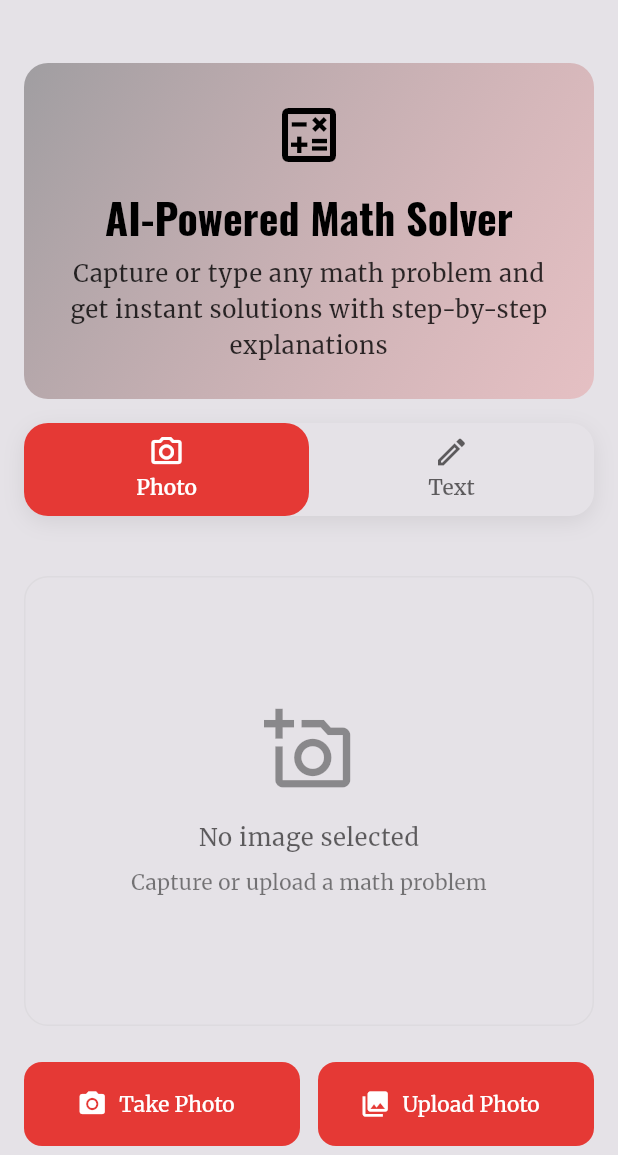
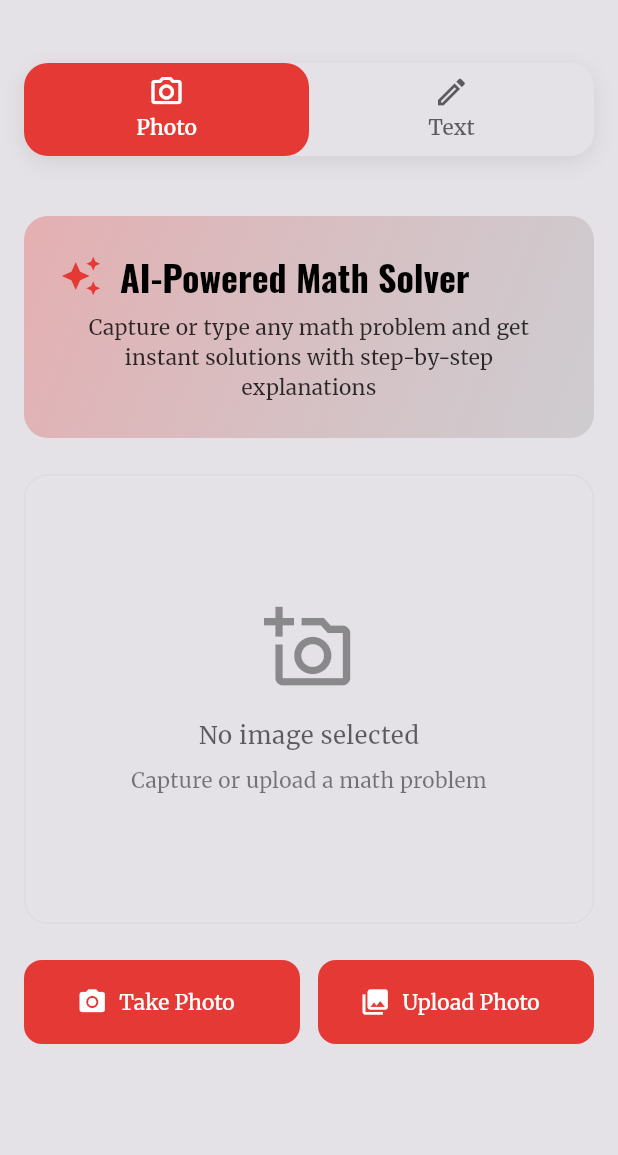
Before and after one commit to jeankpoti/Flutter-Starter-Template, a Flutter app: the HomePage screen opened directly, on a phone screen of 412 x 824 dp, the part 81-1236 px from its top. Run offline on Flutter 3.47's test engine with Material 3 defaults, Android fonts, the phone set to English and light mode, and no system bars; our stand-ins replace cloud_firestore, equatable, firebase_ai, firebase_auth, firebase_core, firebase_storage and 13 more; missing offline and left inert: flutter_math_fork, purchases_flutter, purchases_ui_flutter; accounts and stored records are empty.

Commit message:
Move home page tab bar to the top and improve header section

```diff
--- a/lib/features/solve_math/presentation/home_page.dart
+++ b/lib/features/solve_math/presentation/home_page.dart
@@ -252,19 +252,39 @@ class _HomePageState extends State<HomePage>
         child: SafeArea(
           child: BlocBuilder<SolveMathCubit, SolveMathState>(
             builder: (context, state) {
-              return CustomScrollView(
-                slivers: [
-                  // Header Section
-                  SliverToBoxAdapter(
-                    child: Container(
-                      margin: const EdgeInsets.all(_spacing4),
+              return Column(
+                children: [
+                  // Tab Bar at the top
+                  Container(
+                    padding: const EdgeInsets.only(
+                      left: _spacing4,
+                      right: _spacing4,
+                      top: _spacing4,
+                    ),
+                    child: ModernTabBarWidget(tabController: _tabController),
+                  ),
+
+                  // Tab Content
+                  Expanded(
+                    child: TabBarView(
+                      controller: _tabController,
+                      children: [
+                        // Photo Tab with its own scroll
+                        SingleChildScrollView(
+                          padding: const EdgeInsets.all(_spacing4),
+                          child: Column(
+                            children: [
+                              // Header Section for Photo Tab
+                              Container(
                                 padding: const EdgeInsets.all(_spacing6),
                                 decoration: BoxDecoration(
                                   gradient: LinearGradient(
                                     colors: [
-                            Theme.of(context).colorScheme.primaryContainer
+                                      Theme.of(context)
+                                          .colorScheme
+                                          .secondaryContainer
                                           .withValues(alpha: 0.3),
-                            Theme.of(context).colorScheme.secondaryContainer
+                                      Theme.of(context).colorScheme.tertiary
                                           .withValues(alpha: 0.2),
                                     ],
                                     begin: Alignment.topLeft,
@@ -274,59 +294,125 @@ class _HomePageState extends State<HomePage>
                                 ),
                                 child: Column(
                                   children: [
+                                    Row(
+                                      children: [
                                         Icon(
-                            Icons.calculate_outlined,
-                            size: 48,
-                            color: Theme.of(context).colorScheme.primary,
+                                          Icons.auto_awesome,
+                                          size: 28,
+                                          color:
+                                              Theme.of(
+                                                context,
+                                              ).colorScheme.secondary,
                                         ),
-                          const SizedBox(height: 12),
-                          HeadlineMediumText(
-                            AppLocalizations.of(context)!.aiMathSolver,
+                                        const SizedBox(width: 12),
+                                        HeadlineSmallText(
+                                          AppLocalizations.of(
+                                            context,
+                                          )!.aiMathSolver,
                                           fontWeight: FontWeight.bold,
-                            color: Theme.of(context).colorScheme.onSurface,
+                                          color:
+                                              Theme.of(
+                                                context,
+                                              ).colorScheme.onSurface,
                                         ),
+                                      ],
+                                    ),
+
                                     const SizedBox(height: 8),
-                          BodyLargeText(
-                            AppLocalizations.of(context)!.mathSolverDescription,
-                            color: Theme.of(
+                                    BodyMediumText(
+                                      AppLocalizations.of(
                                         context,
-                            ).colorScheme.onSurface.withValues(alpha: 0.8),
+                                      )!.mathSolverDescription,
+                                      color: Theme.of(context)
+                                          .colorScheme
+                                          .onSurface
+                                          .withValues(alpha: 0.8),
                                       textAlign: TextAlign.center,
                                     ),
                                   ],
                                 ),
                               ),
-                  ),
-
-                  // Tab Section
-                  SliverToBoxAdapter(
-                    child: Padding(
-                      padding: const EdgeInsets.symmetric(
-                        horizontal: _spacing4,
-                      ),
-                      child: ModernTabBarWidget(tabController: _tabController),
-                    ),
-                  ),
-
-                  // Content Section
-                  SliverToBoxAdapter(
-                    child: SizedBox(
-                      height: MediaQuery.of(context).size.height * 0.6,
-                      child: Padding(
-                        padding: const EdgeInsets.all(_spacing4),
-                        child: TabBarView(
-                          controller: _tabController,
-                          children: [
+                              const SizedBox(height: _spacing6),
                               PhotoTabWidget(
                                 isTablet: isTablet,
                                 onCameraPressed: _takePicture,
                                 onGalleryPressed: _uploadPicture,
                                 onResetPressed: () {
-                                context.read<ImageCaptureCubit>().clearImage();
+                                  context
+                                      .read<ImageCaptureCubit>()
+                                      .clearImage();
                                   context.read<SolveMathCubit>().emptyResult();
                                 },
                                 onSolvePressed: _handleSubscriptionAndSolve,
                               ),
+                            ],
+                          ),
+                        ),
+
+                        // Text Tab with its own scroll
+                        SingleChildScrollView(
+                          padding: const EdgeInsets.all(_spacing4),
+                          child: Column(
+                            children: [
+                              // Header Section for Text Tab
+                              Container(
+                                padding: const EdgeInsets.all(_spacing6),
+                                decoration: BoxDecoration(
+                                  gradient: LinearGradient(
+                                    colors: [
+                                      Theme.of(context)
+                                          .colorScheme
+                                          .secondaryContainer
+                                          .withValues(alpha: 0.3),
+                                      Theme.of(context).colorScheme.tertiary
+                                          .withValues(alpha: 0.2),
+                                    ],
+                                    begin: Alignment.topLeft,
+                                    end: Alignment.bottomRight,
+                                  ),
+                                  borderRadius: BorderRadius.circular(16.0),
+                                ),
+                                child: Column(
+                                  children: [
+                                    Row(
+                                      children: [
+                                        Icon(
+                                          Icons.auto_awesome,
+                                          size: 28,
+                                          color:
+                                              Theme.of(
+                                                context,
+                                              ).colorScheme.secondary,
+                                        ),
+                                        const SizedBox(width: 12),
+                                        HeadlineSmallText(
+                                          AppLocalizations.of(
+                                            context,
+                                          )!.aiMathSolver,
+                                          fontWeight: FontWeight.bold,
+                                          color:
+                                              Theme.of(
+                                                context,
+                                              ).colorScheme.onSurface,
+                                        ),
+                                      ],
+                                    ),
+
+                                    const SizedBox(height: 8),
+                                    BodyMediumText(
+                                      AppLocalizations.of(
+                                        context,
+                                      )!.mathSolverDescription,
+                                      color: Theme.of(context)
+                                          .colorScheme
+                                          .onSurface
+                                          .withValues(alpha: 0.8),
+                                      textAlign: TextAlign.center,
+                                    ),
+                                  ],
+                                ),
+                              ),
+                              const SizedBox(height: _spacing6),
                               TextTabWidget(
                                 textController: _textController,
                                 isTablet: isTablet,
@@ -339,6 +425,7 @@ class _HomePageState extends State<HomePage>
                             ],
                           ),
                         ),
+                      ],
                     ),
                   ),
                 ],
```
Lines whose indentation alone changed are shown as unchanged.
